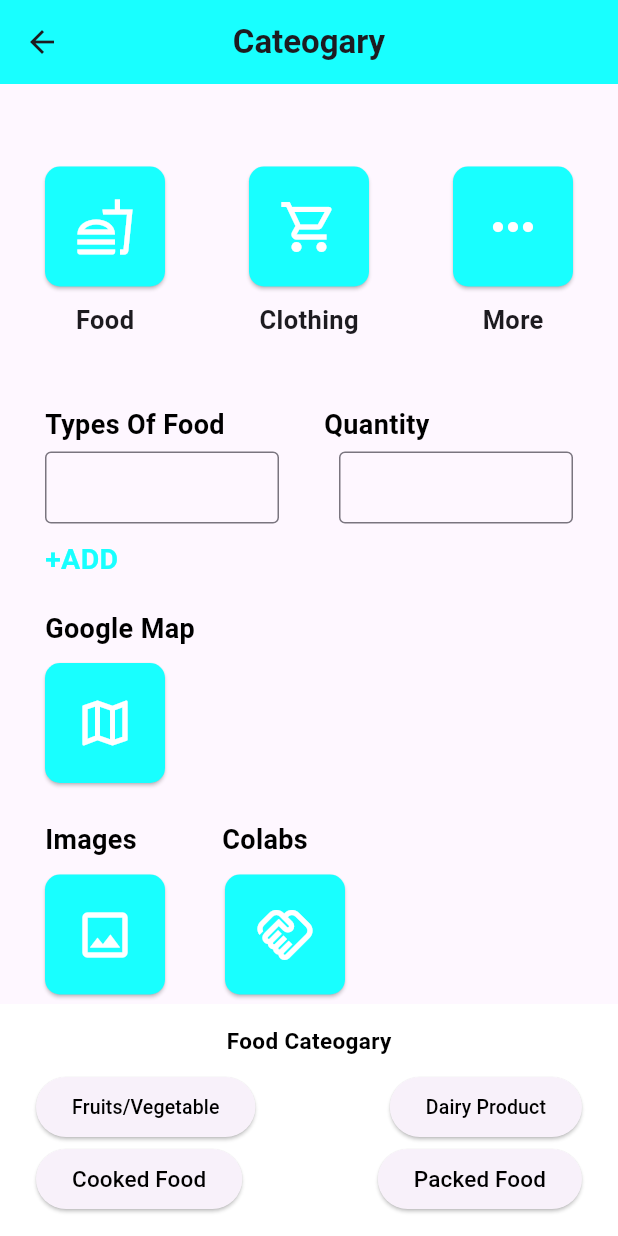
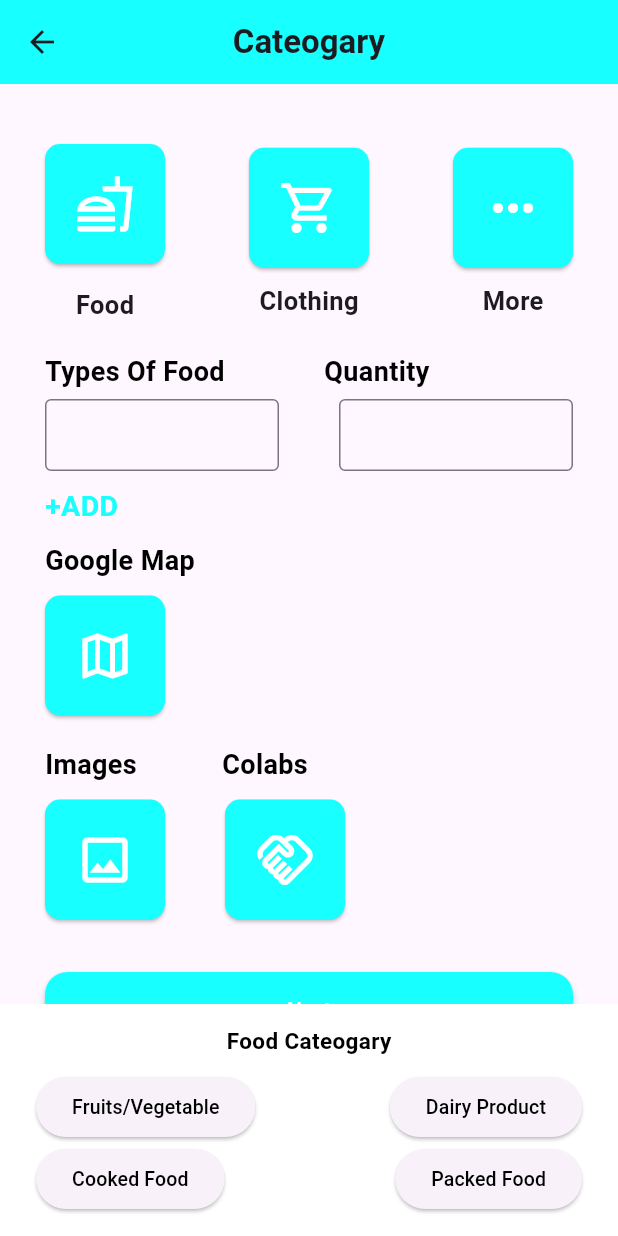
Before and after one commit to nirajgopalpur51/New-UI-Flutter, a Flutter app: the firstPage screen opened directly, after a tap on the "fastfood" icon, on a phone screen of 412 x 824 dp. Run offline on Flutter 3.47's test engine with Material 2 defaults, Android fonts, the phone set to English and light mode, and no system bars; our stand-ins replace fluttertoast.

Commit message:
Update FirstPage.dart

```diff
--- a/lib/FirstPage.dart
+++ b/lib/FirstPage.dart
@@ -21,11 +21,12 @@ class _firstPageState extends State<firstPage> {
       ),
       body: Padding(
         padding: const EdgeInsets.all(30.0),
+        child: SingleChildScrollView(
           child: Column(
             // mainAxisAlignment: MainAxisAlignment.start,
             // crossAxisAlignment: CrossAxisAlignment.start,
             children: [
-            SizedBox(height: 25,),
+              SizedBox(height: 10,),
               Row(
                 mainAxisAlignment: MainAxisAlignment.spaceBetween,
                 children: [
@@ -63,10 +64,10 @@ class _firstPageState extends State<firstPage> {
                                   children: [
 
                                     ElevatedButton(onPressed: (){}, child:  Text("Cooked Food", style:
-                                  TextStyle(fontSize: 15,color: Colors.black)),),
+                                    TextStyle(fontSize: 13,color: Colors.black)),),
 
                                     ElevatedButton(onPressed: (){}, child:  Text("Packed Food", style:
-                                  TextStyle(fontSize: 15,color: Colors.black)),),
+                                    TextStyle(fontSize: 13,color: Colors.black)),),
 
                                   ],
                                 )
@@ -74,7 +75,7 @@ class _firstPageState extends State<firstPage> {
                               ],
 
                             ),
-                          duration: Duration(seconds: 10),
+                            duration: Duration(seconds: 3),
                             backgroundColor: Colors.white,
                             // action: SnackBarAction(
                             //   // label: "",
@@ -97,7 +98,7 @@ class _firstPageState extends State<firstPage> {
                           foregroundColor: Colors.black, // <-- Splash color
                         ),
                       ),
-                    SizedBox(height: 10,),
+                      SizedBox(height: 15,),
                       Text("Food",style: TextStyle(fontSize: 17, fontWeight: FontWeight.bold),),
                     ],
                   ),
@@ -142,7 +143,7 @@ class _firstPageState extends State<firstPage> {
                 ],
               ),
 
-            SizedBox(height: 45,),
+              SizedBox(height: 20,),
 
               Column(
                 crossAxisAlignment: CrossAxisAlignment.start,
@@ -206,7 +207,7 @@ class _firstPageState extends State<firstPage> {
                     fontSize: 19,fontWeight: FontWeight.bold,
                   ),),
 
-                SizedBox(height: 20,),
+                  SizedBox(height: 10,),
                   Text("Google Map",style: TextStyle(color: Colors.black,
                     fontSize: 18,fontWeight: FontWeight.bold,
                   ),),
@@ -226,7 +227,7 @@ class _firstPageState extends State<firstPage> {
                     ),
                   ),
 
-                SizedBox(height: 25,),
+                  SizedBox(height: 20,),
 
 
                   Text("Images            Colabs",style: TextStyle(color: Colors.black,
@@ -269,7 +270,7 @@ class _firstPageState extends State<firstPage> {
                 ],
               ),
 
-            SizedBox(height: 45,),
+              SizedBox(height: 35,),
               ElevatedButton(
                 style: ElevatedButton.styleFrom(
                   primary: Colors.cyanAccent,
@@ -278,7 +279,7 @@ class _firstPageState extends State<firstPage> {
                   elevation: 2,
                   shape: RoundedRectangleBorder(
                       borderRadius: BorderRadius.circular(15.0)),
-                minimumSize: Size(1000, 40),
+                  minimumSize: Size(1000, 50),
                 ),
                 onPressed: () {},
                 child: Text('Next'),
@@ -288,6 +289,7 @@ class _firstPageState extends State<firstPage> {
             ],
           ),
         ),
+      ),
     );
   }
 }
```
Lines whose indentation alone changed are shown as unchanged.
